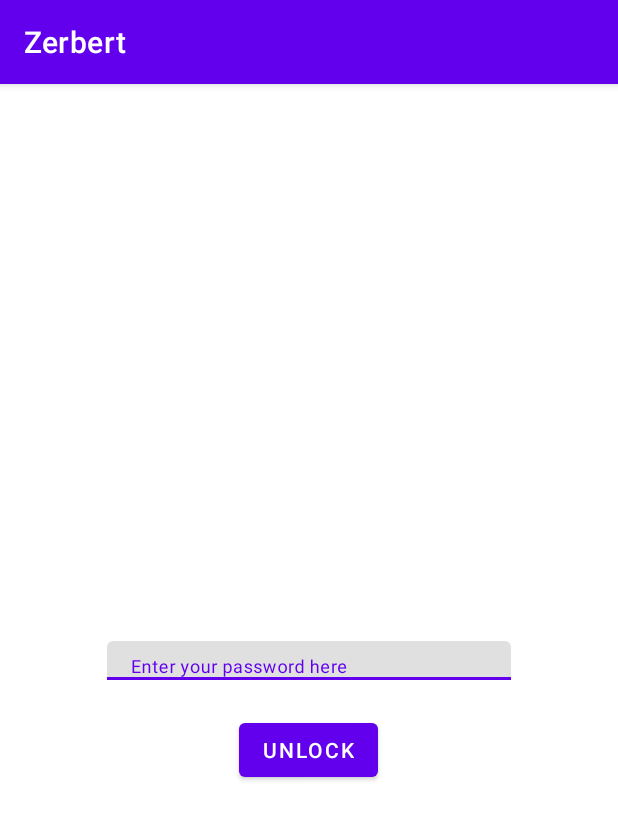
After one commit to kenmurrell/Zerbert, an Android app: the fragment VaultFragment shown on its own in the app's theme, on a phone screen of 412 x 824 dp. The commit adds this screen. Shown: the top 820 px of the screen. Run offline under Robolectric (Android 15) with nearby library versions, the phone set to English and light mode, and no system bars.

Commit message:
Master: added basic vault functionality

```diff
--- a/app/build.gradle
+++ b/app/build.gradle
@@ -40,6 +40,7 @@ dependencies {
     implementation 'androidx.lifecycle:lifecycle-viewmodel-ktx:2.3.1'
     implementation 'androidx.navigation:navigation-fragment:2.3.5'
     implementation 'androidx.navigation:navigation-ui:2.3.5'
+    implementation 'androidx.legacy:legacy-support-v4:1.0.0'
     testImplementation 'junit:junit:4.+'
     androidTestImplementation 'androidx.test.ext:junit:1.1.2'
     androidTestImplementation 'androidx.test.espresso:espresso-core:3.3.0'
--- a/app/src/main/java/com/kenmurrell/zerbert/MainActivity.java
+++ b/app/src/main/java/com/kenmurrell/zerbert/MainActivity.java
@@ -46,7 +46,7 @@ public class MainActivity extends AppCompatActivity {
         // Passing each menu ID as a set of Ids because each
         // menu should be considered as top level destinations.
         mAppBarConfiguration = new AppBarConfiguration.Builder(
-                R.id.nav_home, R.id.nav_gallery, R.id.nav_slideshow)
+                R.id.nav_home, R.id.nav_gallery, R.id.nav_slideshow, R.id.nav_vault)
                 .setDrawerLayout(drawer)
                 .build();
         NavController navController = Navigation.findNavController(this, R.id.nav_host_fragment_content_main);
--- /dev/null
+++ b/app/src/main/java/com/kenmurrell/zerbert/ui/vault/VaultFragment.java
@@ -0,0 +1,62 @@
+package com.kenmurrell.zerbert.ui.vault;
+
+import android.os.Bundle;
+import android.view.LayoutInflater;
+import android.view.View;
+import android.view.ViewGroup;
+import android.widget.Button;
+import android.widget.ImageView;
+
+import androidx.annotation.NonNull;
+import androidx.fragment.app.Fragment;
+import androidx.lifecycle.ViewModelProvider;
+import com.kenmurrell.zerbert.R;
+import com.kenmurrell.zerbert.databinding.FragmentVaultBinding;
+
+import java.util.HashMap;
+import java.util.Map;
+
+public class VaultFragment extends Fragment {
+
+    private VaultViewModel vaultViewModel;
+    private FragmentVaultBinding binding;
+
+    private static final Map<String, Integer> items;
+
+    static {
+        items = new HashMap<>();
+        items.put("test1", R.drawable.pokeball_024px);
+    }
+
+    @Override
+    public View onCreateView(@NonNull LayoutInflater inflater, ViewGroup container, Bundle savedInstanceState) {
+        vaultViewModel = new ViewModelProvider(this).get(VaultViewModel.class);
+        binding = FragmentVaultBinding.inflate(inflater, container, false);
+        View root = binding.getRoot();
+        Button unlockButton= root.findViewById(R.id.vault_unlock_button);
+        unlockButton.setOnClickListener(this::onUnlockButton);
+        return root;
+    }
+
+    private void onUnlockButton(View view)
+    {
+        String text = binding.vaultUnlockTextfield.getEditText().getText().toString();
+        if(!items.containsKey(text))
+        {
+            binding.vaultNoteImage.setImageResource(R.drawable.icons8_eggplant_96);
+        }
+        else
+        {
+            binding.vaultNoteImage.setImageResource(items.get(text));
+        }
+    }
+
+    @Override
+    public void onDestroyView() {
+        super.onDestroyView();
+        binding = null;
+    }
+
+
+
+}
--- /dev/null
+++ b/app/src/main/java/com/kenmurrell/zerbert/ui/vault/VaultViewModel.java
@@ -0,0 +1,18 @@
+package com.kenmurrell.zerbert.ui.vault;
+
+import androidx.lifecycle.LiveData;
+import androidx.lifecycle.MutableLiveData;
+import androidx.lifecycle.ViewModel;
+
+public class VaultViewModel extends ViewModel {
+    private MutableLiveData<String> mText;
+
+    public VaultViewModel() {
+        mText = new MutableLiveData<>();
+        mText.setValue("This is home fragment");
+    }
+
+    public LiveData<String> getText() {
+        return mText;
+    }
+}
--- /dev/null
+++ b/app/src/main/res/layout/fragment_vault.xml
@@ -0,0 +1,49 @@
+<?xml version="1.0" encoding="utf-8"?>
+<androidx.constraintlayout.widget.ConstraintLayout xmlns:android="http://schemas.android.com/apk/res/android"
+    xmlns:app="http://schemas.android.com/apk/res-auto"
+    xmlns:tools="http://schemas.android.com/tools"
+    android:layout_width="match_parent"
+    android:layout_height="match_parent"
+    tools:context=".ui.vault.VaultFragment">
+
+
+    <com.google.android.material.textfield.TextInputLayout
+        android:id="@+id/vault_unlock_textfield"
+        android:layout_width="269dp"
+        android:layout_height="26dp"
+        android:hint="@string/vault_password_hint"
+        app:layout_constraintBottom_toBottomOf="parent"
+        app:layout_constraintEnd_toEndOf="parent"
+        app:layout_constraintStart_toStartOf="parent"
+        app:layout_constraintTop_toTopOf="parent">
+
+        <com.google.android.material.textfield.TextInputEditText
+            android:layout_width="match_parent"
+            android:layout_height="wrap_content" />
+
+    </com.google.android.material.textfield.TextInputLayout>
+
+    <Button
+        android:id="@+id/vault_unlock_button"
+        android:layout_width="wrap_content"
+        android:layout_height="wrap_content"
+        android:layout_marginTop="12dp"
+        android:text="@string/vault_button_text"
+        app:layout_constraintBottom_toBottomOf="parent"
+        app:layout_constraintEnd_toEndOf="parent"
+        app:layout_constraintHorizontal_bias="0.498"
+        app:layout_constraintStart_toStartOf="parent"
+        app:layout_constraintTop_toBottomOf="@+id/vault_unlock_textfield"
+        app:layout_constraintVertical_bias="0.034" />
+
+    <ImageView
+        android:id="@+id/vault_note_image"
+        android:layout_width="94dp"
+        android:layout_height="112dp"
+        app:layout_constraintBottom_toBottomOf="parent"
+        app:layout_constraintEnd_toEndOf="parent"
+        app:layout_constraintStart_toStartOf="parent"
+        app:layout_constraintTop_toBottomOf="@+id/vault_unlock_button" />
+
+
+</androidx.constraintlayout.widget.ConstraintLayout>
--- a/app/src/main/res/menu/activity_main_drawer.xml
+++ b/app/src/main/res/menu/activity_main_drawer.xml
@@ -16,5 +16,10 @@
             android:id="@+id/nav_slideshow"
             android:icon="@drawable/ic_menu_slideshow"
             android:title="@string/menu_slideshow" />
+
+        <item
+            android:id="@+id/nav_vault"
+            android:icon="@drawable/ic_menu_slideshow"
+            android:title="@string/menu_vault" />
     </group>
 </menu>
--- a/app/src/main/res/navigation/mobile_navigation.xml
+++ b/app/src/main/res/navigation/mobile_navigation.xml
@@ -22,4 +22,10 @@
         android:name="com.kenmurrell.zerbert.ui.slideshow.SlideshowFragment"
         android:label="@string/menu_slideshow"
         tools:layout="@layout/fragment_slideshow" />
+
+    <fragment
+        android:id="@+id/nav_vault"
+        android:name="com.kenmurrell.zerbert.ui.vault.VaultFragment"
+        android:label="@string/menu_vault"
+        tools:layout="@layout/fragment_vault" />
 </navigation>
--- a/app/src/main/res/values/strings.xml
+++ b/app/src/main/res/values/strings.xml
@@ -10,4 +10,9 @@
     <string name="menu_home">Home</string>
     <string name="menu_gallery">Gallery</string>
     <string name="menu_slideshow">Slideshow</string>
+    <string name="menu_vault">Vault</string>
+
+
+    <string name="vault_password_hint">Enter your password here</string>
+    <string name="vault_button_text">unlock</string>
 </resources>
```
Also changed, not shown: app/src/main/res/drawable/pokeball_024px.png (added).
